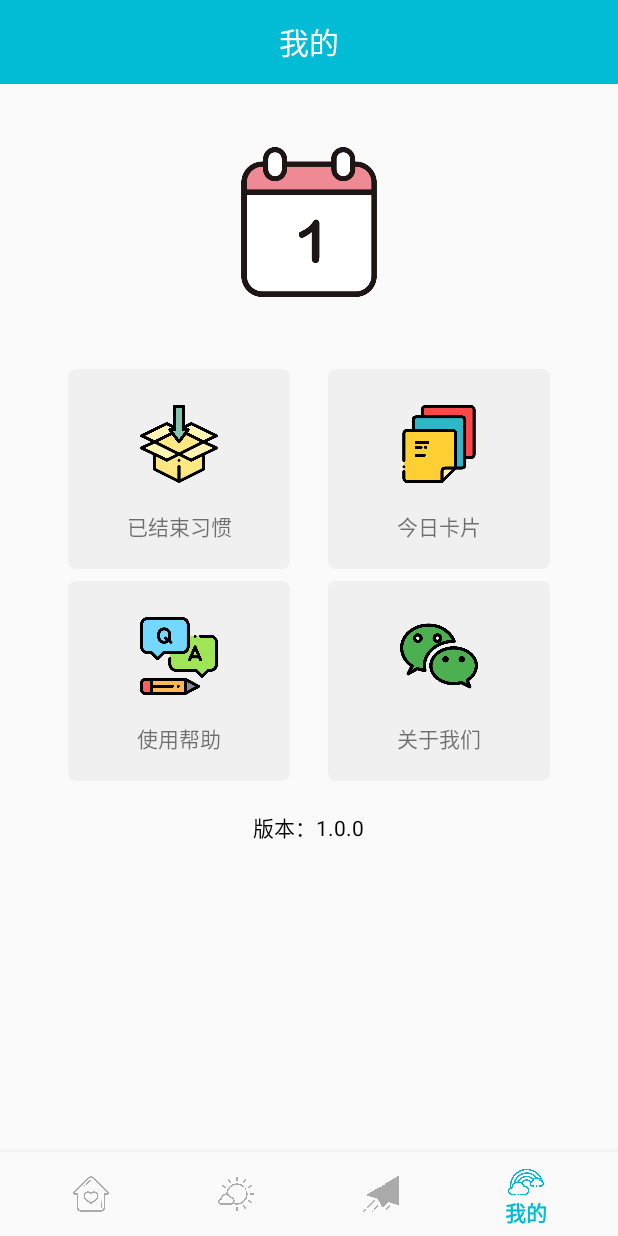
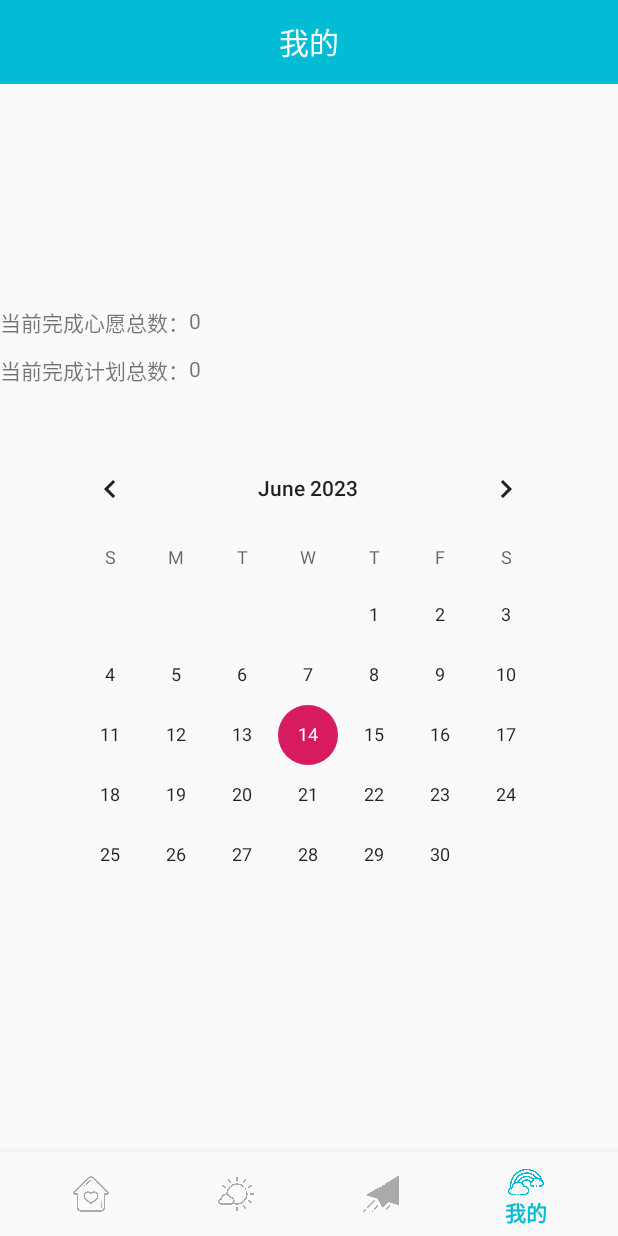
Before and after one commit to Wcc-Dont-sleep/GrowingHabitAPP, an Android app: the fragment Fragment2 placed in its activity, item 4 of the bottom bar chosen, on a phone screen of 412 x 824 dp. Run offline under Robolectric (Android 15) with nearby library versions, the phone set to English and light mode, and no system bars; 2 statements that could not run were skipped.

Commit message:
20230614

```diff
--- a/app/src/main/java/com/example/habittest/DBManager.java
+++ b/app/src/main/java/com/example/habittest/DBManager.java
@@ -32,12 +32,12 @@ public class DBManager {
         String sql13 = "update wishes set is_finish=0 where wname='测试心愿2'";
         String sql14 = "update wishes set pic='wish' where wname='测试心愿2'";
         String sql15 = "update wishes set time='' where wname='测试心愿2'";
-        //db.execSQL(sql10);
-        //db.execSQL(sql11);
-        //db.execSQL(sql12);
-        //db.execSQL(sql13);
-        //db.execSQL(sql14);
-        //db.execSQL(sql15);
+        db.execSQL(sql10);
+        db.execSQL(sql11);
+        db.execSQL(sql12);
+        db.execSQL(sql13);
+        db.execSQL(sql14);
+        db.execSQL(sql15);
 
         boolean notable = true;
         int count = -1;
@@ -118,7 +118,6 @@ public class DBManager {
         db.execSQL(sql8);
 
     }
-
     public void clockinUpdateDB(String h) {
         //点击签到键更新数据库
 
@@ -147,6 +146,22 @@ public class DBManager {
         String sql1 = "update wishes set time='"+date_s+"' where wname='"+w+"'";
         db.execSQL(sql1);
         db.execSQL(sql2);
+    }
+    public int countotalwish(){
+        Log.e("DB","IntoGetWish");
+        String sql = "select count(*) from wishes where is_finish="+1;
+        Cursor cursor = db.rawQuery(sql, null);
+        cursor.moveToNext();
+        int count = cursor.getInt(0);//获取心愿总数'
+        return count;
+    }
+
+    public int countotalhabit(){
+        String sql = "select sum(finished_num) from habits";
+        Cursor cursor = db.rawQuery(sql, null);
+        cursor.moveToNext();
+        int count = cursor.getInt(0);//获取以完成的计划总数'
+        return count;
     }
     //is_finish=0表示未完成，为1为完成
     public Wish[] getWish(int is_finish)
--- /dev/null
+++ b/app/src/main/java/com/example/habittest/Fragment5.java
@@ -0,0 +1,57 @@
+package com.example.habittest;
+
+import android.content.Context;
+import android.content.Intent;
+import android.graphics.Color;
+import android.os.Bundle;
+import android.support.constraint.ConstraintLayout;
+import android.support.v4.app.Fragment;
+import android.view.LayoutInflater;
+import android.view.View;
+import android.view.ViewGroup;
+import android.widget.AdapterView;
+import android.widget.BaseAdapter;
+import android.widget.Button;
+import android.widget.CalendarView;
+import android.widget.GridView;
+import android.widget.ImageView;
+import android.widget.SimpleAdapter;
+import android.widget.TextView;
+import android.widget.Toast;
+
+import java.util.Calendar;
+
+public class Fragment5 extends Fragment{
+    public int wishnum;
+    public int habitnum;
+    private View v;
+
+    private GridView gview;
+    private DBManager mgr;
+    public void setDBManager(DBManager mgr) {
+        this.mgr = mgr;
+    }
+
+    @Override
+    public View onCreateView(final LayoutInflater inflater, ViewGroup container,
+                             Bundle savedInstanceState)
+    {
+        v = inflater.inflate(R.layout.personal, container, false);
+        // 在 onCreate() 方法中设置 TextView 的内容
+        TextView textView8 = v.findViewById(R.id.textView8);
+        textView8.setText("当前完成计划总数：");
+
+        TextView totalHabitTextView = v.findViewById(R.id.totalhabit);
+        totalHabitTextView.setText(String.valueOf(mgr.countotalhabit()));
+        TextView totalWishTextView = v.findViewById(R.id.totalwish);
+        totalWishTextView.setText(String.valueOf(mgr.countotalwish()));
+
+        CalendarView calendarView = v.findViewById(R.id.personalCal);
+    // 获取 Calendar 对象并设置标记
+        Calendar calendar = Calendar.getInstance();
+        calendar.set(2023, Calendar.JUNE, 13); // 设置要标记的日期
+//        calendarView.addDecorator(new EventDecorator(Color.RED, calendar.getTime())); // 添加标记装饰器
+        return v;
+    }
+
+}
--- a/app/src/main/java/com/example/habittest/MainActivity.java
+++ b/app/src/main/java/com/example/habittest/MainActivity.java
@@ -87,10 +87,10 @@ public class MainActivity extends AppCompatActivity {
                     transaction.commit();
                     return true;
                 case R.id.navigation_notifications:
-                    Fragment3 frag3 = new Fragment3();
-                    frag3.setImage(image);
-                    transaction.replace(R.id.content, frag3);
-                    top_text.setText(R.string.top_mine);
+                    Fragment5 frag5 = new Fragment5();
+                    frag5.setDBManager(mgr);
+                    transaction.replace(R.id.content, frag5);
+                    top_text.setText("我的");
                     top_button.setVisibility(View.GONE);
                     transaction.commit();
                     return true;
--- a/app/src/main/res/layout/mine.xml
+++ b/app/src/main/res/layout/mine.xml
@@ -26,7 +26,7 @@
             app:layout_constraintEnd_toEndOf="parent"
             app:layout_constraintStart_toStartOf="parent"
             app:layout_constraintTop_toTopOf="parent"
-            app:srcCompat="@drawable/ic_about_us" />
+            app:srcCompat="@drawable/ic_all_select" />
 
         <TextView
             android:id="@+id/text4"
@@ -35,7 +35,7 @@
             android:layout_marginStart="8dp"
             android:layout_marginTop="18dp"
             android:layout_marginEnd="8dp"
-            android:text="关于我们"
+            android:text="心愿单"
             android:textAlignment="center"
             app:layout_constraintEnd_toEndOf="parent"
             app:layout_constraintStart_toStartOf="parent"
@@ -107,7 +107,7 @@
             android:layout_marginStart="8dp"
             android:layout_marginTop="18dp"
             android:layout_marginEnd="8dp"
-            android:text="今日卡片"
+            android:text="便签"
             android:textAlignment="center"
             app:layout_constraintEnd_toEndOf="parent"
             app:layout_constraintStart_toStartOf="parent"
--- /dev/null
+++ b/app/src/main/res/layout/personal.xml
@@ -0,0 +1,65 @@
+<?xml version="1.0" encoding="utf-8"?>
+<android.support.constraint.ConstraintLayout xmlns:android="http://schemas.android.com/apk/res/android"
+    xmlns:app="http://schemas.android.com/apk/res-auto"
+    xmlns:tools="http://schemas.android.com/tools"
+    android:layout_width="match_parent"
+    android:layout_height="match_parent">
+
+
+    <TextView
+        android:id="@+id/textView26"
+        android:layout_width="wrap_content"
+        android:layout_height="wrap_content"
+        android:layout_marginTop="148dp"
+        android:text="当前完成心愿总数："
+        app:layout_constraintEnd_toStartOf="@+id/totalwish"
+        app:layout_constraintHorizontal_bias="0.0"
+        app:layout_constraintHorizontal_chainStyle="packed"
+        app:layout_constraintStart_toStartOf="parent"
+        app:layout_constraintTop_toTopOf="parent" />
+
+    <TextView
+        android:id="@+id/totalwish"
+        android:layout_width="wrap_content"
+        android:layout_height="wrap_content"
+        android:layout_marginTop="148dp"
+        android:text="0"
+        app:layout_constraintEnd_toEndOf="parent"
+        app:layout_constraintStart_toEndOf="@+id/textView26"
+        app:layout_constraintTop_toTopOf="parent" />
+
+    <TextView
+        android:id="@+id/textView8"
+        android:layout_width="wrap_content"
+        android:layout_height="wrap_content"
+        android:layout_marginTop="180dp"
+        android:text="当前完成计划总数："
+        app:layout_constraintEnd_toStartOf="@+id/totalhabit"
+        app:layout_constraintHorizontal_bias="0"
+        app:layout_constraintHorizontal_chainStyle="packed"
+        app:layout_constraintStart_toStartOf="parent"
+        app:layout_constraintTop_toTopOf="parent" />
+
+
+    <TextView
+        android:id="@+id/totalhabit"
+        android:layout_width="wrap_content"
+        android:layout_height="wrap_content"
+        android:layout_marginTop="180dp"
+        android:text="0"
+        app:layout_constraintEnd_toEndOf="parent"
+        app:layout_constraintStart_toEndOf="@+id/textView8"
+        app:layout_constraintTop_toTopOf="parent" />
+
+    <CalendarView
+        android:id="@+id/personalCal"
+        android:layout_width="wrap_content"
+        android:layout_height="wrap_content"
+        android:layout_marginTop="236dp"
+        app:layout_constraintEnd_toEndOf="parent"
+        app:layout_constraintHorizontal_bias="0.491"
+        app:layout_constraintStart_toStartOf="parent"
+        app:layout_constraintTop_toTopOf="parent" />
+
+
+</android.support.constraint.ConstraintLayout>
--- /dev/null
+++ b/app/src/main/res/layout/tips.xml
@@ -0,0 +1,27 @@
+<?xml version="1.0" encoding="utf-8"?>
+<android.support.constraint.ConstraintLayout xmlns:android="http://schemas.android.com/apk/res/android"
+    xmlns:app="http://schemas.android.com/apk/res-auto"
+    xmlns:tools="http://schemas.android.com/tools"
+    android:layout_width="match_parent"
+    android:layout_height="match_parent">
+
+    <android.support.v7.widget.Toolbar
+        android:id="@+id/toolbar8"
+        android:layout_width="409dp"
+        android:layout_height="wrap_content"
+        android:background="?attr/colorPrimary"
+        android:minHeight="?attr/actionBarSize"
+        android:theme="?attr/actionBarTheme"
+        tools:layout_editor_absoluteX="1dp"
+        tools:layout_editor_absoluteY="-1dp" />
+
+    <TextView
+        android:id="@+id/textView25"
+        android:layout_width="115dp"
+        android:layout_height="28dp"
+        android:text="便签界面"
+        android:textSize="20sp"
+        tools:layout_editor_absoluteX="160dp"
+        tools:layout_editor_absoluteY="16dp" />
+
+</android.support.constraint.ConstraintLayout>
```
